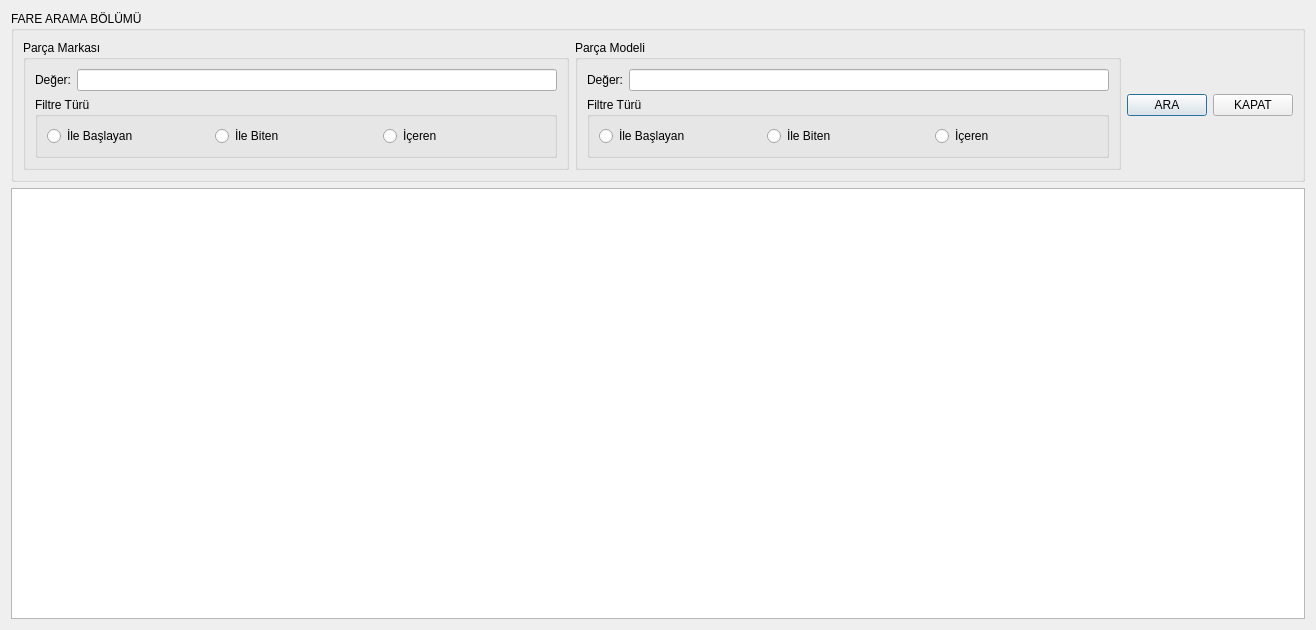
First picture: the form in UI/ListeFormlari/tmofarelisteformu.ui, repository onur35iii/TeknolojiMarketiOtomasyonu, before the edit.
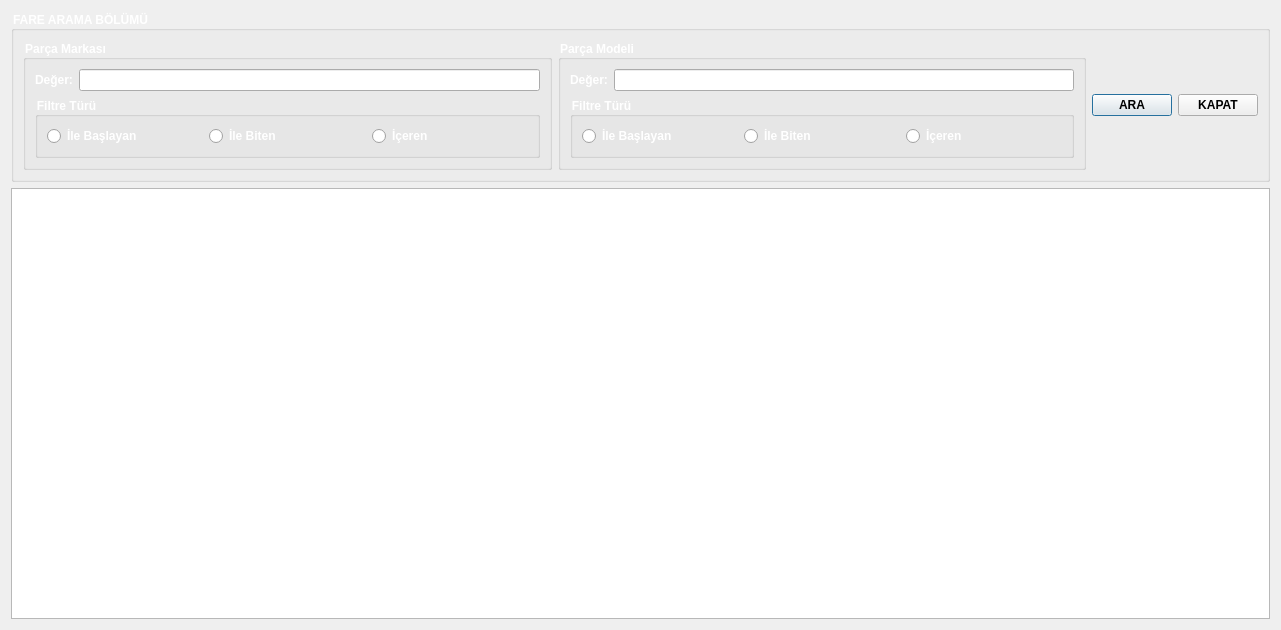
Second picture: the form after the edit. Icons and pictures are not drawn.

```diff
--- a/UI/ListeFormlari/tmofarelisteformu.ui
+++ b/UI/ListeFormlari/tmofarelisteformu.ui
@@ -6,13 +6,33 @@
    <rect>
     <x>0</x>
     <y>0</y>
-    <width>1316</width>
+    <width>1281</width>
     <height>630</height>
    </rect>
   </property>
   <property name="windowTitle">
    <string>Dialog</string>
   </property>
+  <property name="styleSheet">
+   <string notr="true">TMOFareListeFormu{
+
+	background-image: url(:/resimler/fare.jpg);
+}
+
+QLabel {
+   font:Bold; 
+   color: #ffffff;
+}
+QGroupBox {
+    font:Bold;
+color: #ffffff;
+}
+QPushButton{font:Bold;}
+QRadioButton{
+    font:Bold;
+color: #ffffff;
+}</string>
+  </property>
   <layout class="QGridLayout" name="gridLayout_6">
    <item row="0" column="0">
     <widget class="QGroupBox" name="GPAramaBolumu">
```
Left out of the diff: 167 changed lines with no effect on the pictures.
